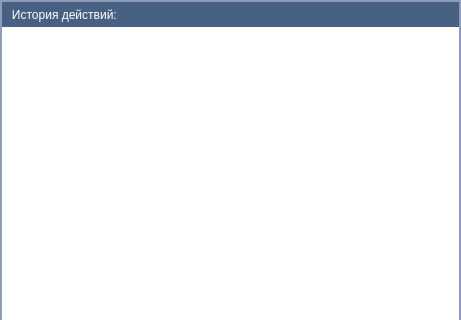
Before: the Qt Designer form src/MTG/ui/log_view.ui in xaaw21/MTG, drawn with Qt 5; both pictures show x 0 to 461 and y 0 to 320 of the 461 by 576 pixel window.
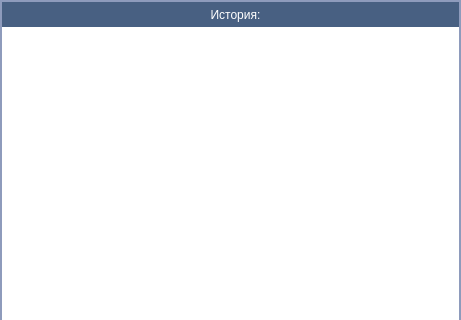
After: the same form once the commit is applied. Icons and pictures are not drawn.

What changed in the file:
```diff
--- a/src/MTG/ui/log_view.ui
+++ b/src/MTG/ui/log_view.ui
@@ -125,7 +125,10 @@
       </size>
      </property>
      <property name="text">
-      <string>   История действий:</string>
+      <string>   История:</string>
+     </property>
+     <property name="alignment">
+      <set>Qt::AlignCenter</set>
      </property>
     </widget>
    </item>
```
Left out of the diff: 15 changed lines with no effect on the pictures.
